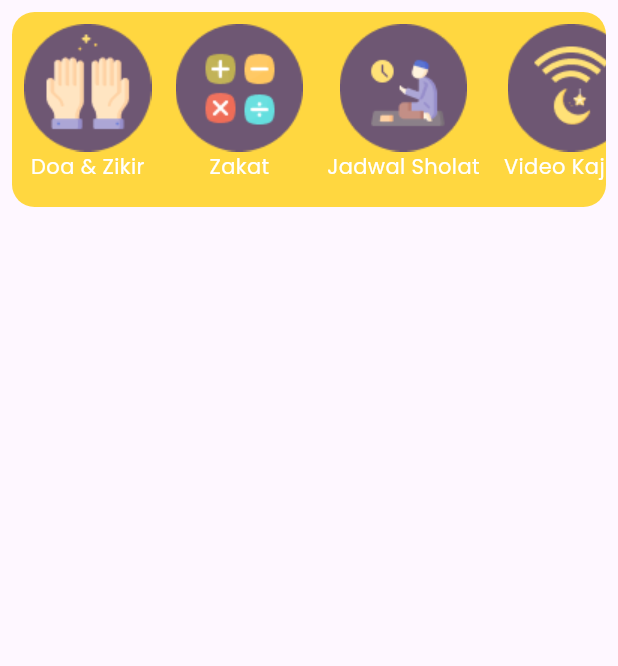
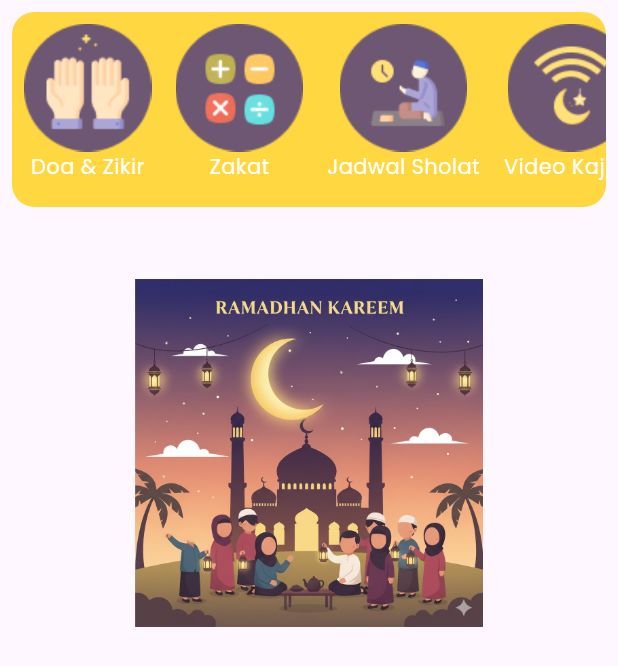
Before and after one commit to KenzJavas/Super-App-Taqwa, a Flutter app: the screen it shows after launch, on a phone screen of 412 x 824 dp. Shown: the top 666 px of the screen. Run offline on Flutter 3.47's test engine with Material 3 defaults, Android fonts, the phone set to English and light mode, and no system bars; drawn by our look-alikes of carousel_slider; our stand-ins replace geocoding, geolocator, permission_handler, shared_preferences; missing offline and left inert: string_similarity.

```diff
--- a/lib/pages/home_page.dart
+++ b/lib/pages/home_page.dart
@@ -1,12 +1,29 @@
+import 'dart:async'; //Timer Contdown
 import 'package:flutter/material.dart';
+import 'package:carousel_slider/carousel_slider.dart'; //Crousel slider
+import 'package:http/http.dart' as http; //Ambil data API JSON
+import 'dart:convert'; //decode JSON
+import 'package:geolocator/geolocator.dart'; //GPS
+import 'package:geocoding/geocoding.dart'; //konversi GPS
+import 'package:intl/intl.dart'; //Formatter Number
+import 'package:permission_handler/permission_handler.dart'; //Izin handler
+import 'package:shared_preferences/shared_preferences.dart'; //chace local
+import 'package:string_similarity/string_similarity.dart'; //fuzzy match string
 
-class HomePage extends StatelessWidget {
+class HomePage extends StatefulWidget {
   const HomePage({super.key});
 
-  final posterList = const <String> [
-    '',
-    '',
-    '',
+  @override
+  State<HomePage> createState() => _HomePageState();
+}
+
+class _HomePageState extends State<HomePage> {
+  final CarouselController _controller = CarouselController();
+
+  final posterList = const <String>[
+    'assets/images/ramadhan-kareem.jpg',
+    'assets/images/idul-adha.jpg',
+    'assets/images/idul-fitri.jpg',
   ];
 
   @override
@@ -78,7 +95,9 @@ class HomePage extends StatelessWidget {
                             decoration: BoxDecoration(),
                             child: Column(
                               children: [
-                                Image.asset('assets/images/ic_menu_jadwal_sholat.png'),
+                                Image.asset(
+                                  'assets/images/ic_menu_jadwal_sholat.png',
+                                ),
                                 Text(
                                   'Jadwal Sholat',
                                   style: TextStyle(
@@ -99,7 +118,9 @@ class HomePage extends StatelessWidget {
                             decoration: BoxDecoration(),
                             child: Column(
                               children: [
-                                Image.asset('assets/images/ic_menu_video_kajian.png'),
+                                Image.asset(
+                                  'assets/images/ic_menu_video_kajian.png',
+                                ),
                                 Text(
                                   'Video Kajian',
                                   style: TextStyle(
@@ -117,9 +138,32 @@ class HomePage extends StatelessWidget {
                 ),
               ),
             ),
+            //====================||
+            // [CAROUSEL SECTION] ||
+            //====================||
+            const SizedBox(height: 20),
+            _buildCarouselSection(),
           ],
         ),
       ),
     );
   }
+
+  Widget _buildCarouselSection() {
+    return Column(
+      children: [
+        const SizedBox(height: 20),
+        CarouselSlider.builder(
+          itemCount: posterList.length,
+          itemBuilder: (context, index, realIndex) {
+            final poster = posterList[index];
+            return Container(
+              child:  Image.asset(poster),
+            );
+          },
+          options: CarouselOptions(),
+        ),
+      ],
+    );
+  }
 }
```
Also changed, not shown: assets/images/idul-adha.jpg (renamed from assets/images/WhatsApp Image 2025-11-04 at 11.20.02_b4d08c54.jpg), assets/images/idul-fitri.jpg (renamed from assets/images/WhatsApp Image 2025-11-04 at 11.20.03_3a69a33a.jpg), assets/images/malam.jpg (renamed from assets/images/WhatsApp Image 2025-11-04 at 11.20.03_6e5b8736.jpg), assets/images/pagi.jpg (added), assets/images/ramadhan-kareem.jpg (renamed from assets/images/WhatsApp Image 2025-11-04 at 11.20.02_3cb9dfc7.jpg), assets/images/siang.jpg (renamed from assets/images/WhatsApp Image 2025-11-04 at 11.20.03_0276392f.jpg).
